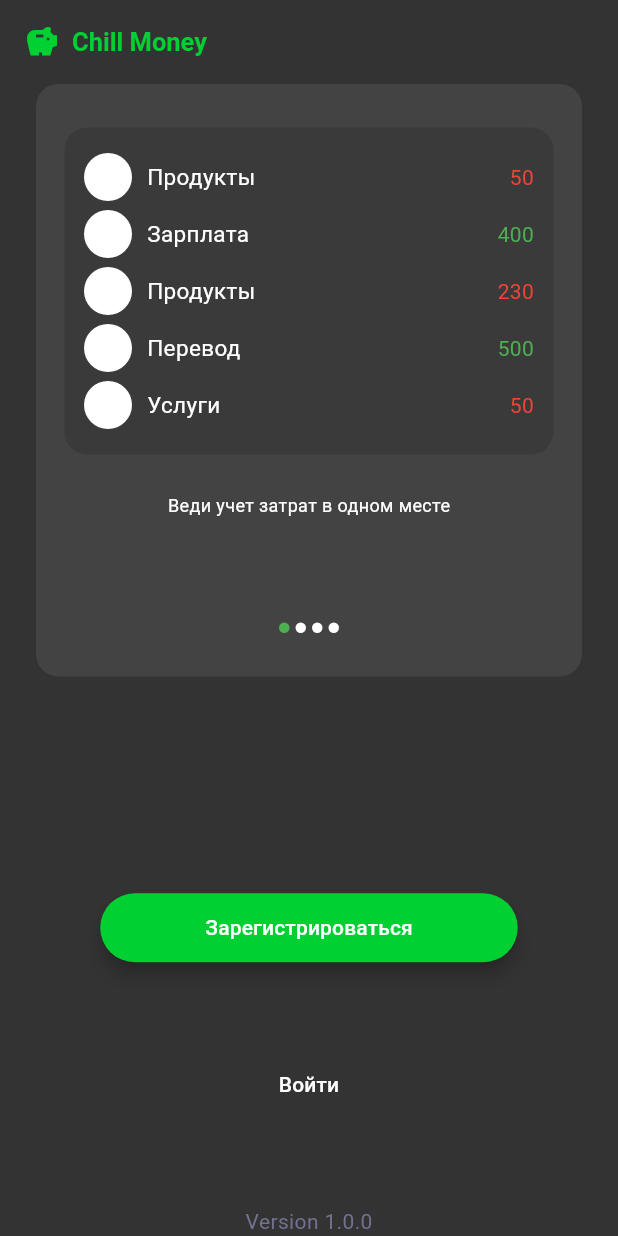
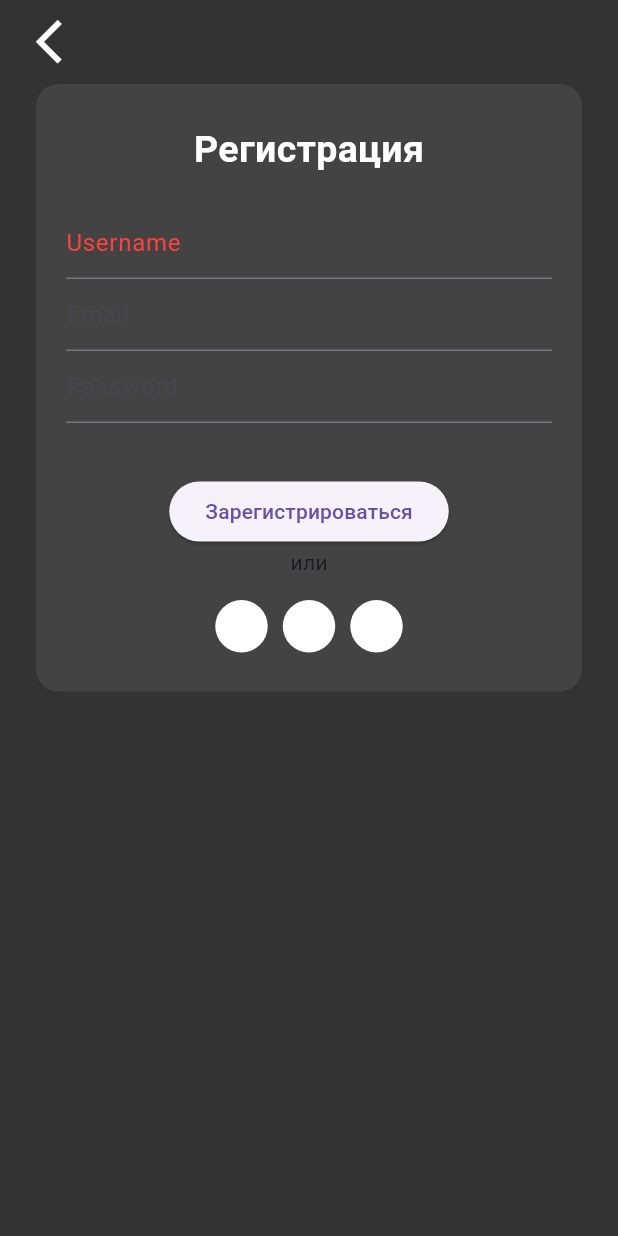
Before and after one commit to Maksim-Vork/chill-money, a Flutter app: the screen it shows after launch, after a tap on "Зарегистрироваться", on a phone screen of 412 x 824 dp. Run offline on Flutter 3.47's test engine with Material 3 defaults, Android fonts, the phone set to English and light mode, and no system bars.

Commit message:
Created screen login and register

```diff
--- /dev/null
+++ b/chillmoney/lib/login/login.dart
@@ -0,0 +1,34 @@
+import 'package:flutter/material.dart';
+
+class LoginScreen extends StatefulWidget {
+  const LoginScreen({super.key});
+
+  @override
+  State<LoginScreen> createState() => _LoginScreenState();
+}
+
+class _LoginScreenState extends State<LoginScreen> {
+  @override
+  Widget build(BuildContext context) {
+    return Scaffold(
+      backgroundColor: Color.fromARGB(255, 51, 51, 51),
+      appBar: AppBar(
+          backgroundColor: Color.fromARGB(255, 51, 51, 51),
+          automaticallyImplyLeading: false,
+          title: Row(
+            children: [
+              IconButton(
+                  onPressed: () {
+                    Navigator.pop(context);
+                  },
+                  icon: Icon(
+                    Icons.arrow_back_ios,
+                    color: Colors.white,
+                    size: 35,
+                  ))
+            ],
+          )),
+      body: Column(),
+    );
+  }
+}
--- a/chillmoney/lib/main.dart
+++ b/chillmoney/lib/main.dart
@@ -1,4 +1,4 @@
-import 'package:chillmoney/welcome_screen.dart';
+import 'package:chillmoney/welcom/welcome_screen.dart';
 import 'package:flutter/material.dart';
 
 void main() {
--- /dev/null
+++ b/chillmoney/lib/register/register.dart
@@ -0,0 +1,142 @@
+import 'package:flutter/material.dart';
+
+class RegisterScreen extends StatefulWidget {
+  const RegisterScreen({super.key});
+
+  @override
+  State<RegisterScreen> createState() => _RegisterScreen();
+}
+
+class _RegisterScreen extends State<RegisterScreen> {
+  @override
+  Widget build(BuildContext context) {
+    return Scaffold(
+      backgroundColor: Color.fromARGB(255, 51, 51, 51),
+      appBar: AppBar(
+          backgroundColor: Color.fromARGB(255, 51, 51, 51),
+          automaticallyImplyLeading: false,
+          title: Row(
+            children: [
+              IconButton(
+                  onPressed: () {
+                    Navigator.pop(context);
+                  },
+                  icon: Icon(
+                    Icons.arrow_back_ios,
+                    color: Colors.white,
+                    size: 35,
+                  ))
+            ],
+          )),
+      body: Column(
+        children: [
+          Center(
+            child: Padding(
+              padding: EdgeInsets.symmetric(horizontal: 24),
+              child: SizedBox(
+                child: Column(
+                  children: [
+                    Container(
+                      width: double.infinity,
+                      decoration: BoxDecoration(
+                        borderRadius: BorderRadius.circular(15),
+                        color: Color.fromARGB(255, 67, 67, 67),
+                      ),
+                      child: Padding(
+                        padding:
+                            EdgeInsets.symmetric(vertical: 26, horizontal: 20),
+                        child: Column(
+                          children: [
+                            Text(
+                              'Регистрация',
+                              style: TextStyle(
+                                  color: Colors.white,
+                                  fontSize: 25,
+                                  fontWeight: FontWeight.w700),
+                            ),
+                            SizedBox(
+                              height: 20,
+                            ),
+                            Form(
+                                child: Column(
+                              children: [
+                                TextFormField(
+                                  decoration: InputDecoration(
+                                      hintText: 'Username',
+                                      hintStyle: TextStyle(
+                                          color:
+                                              Color.fromRGBO(253, 65, 65, 1))),
+                                ),
+                                TextFormField(
+                                  decoration:
+                                      InputDecoration(hintText: 'Email'),
+                                ),
+                                TextFormField(
+                                  decoration: InputDecoration(
+                                      hintText: 'Password',
+                                      hintStyle: TextStyle()),
+                                ),
+                              ],
+                            )),
+                            SizedBox(
+                              height: 35,
+                            ),
+                            ElevatedButton(
+                                onPressed: () {},
+                                child: Text('Зарегистрироваться')),
+                            Text('или'),
+                            SizedBox(
+                              height: 15,
+                            ),
+                            Row(
+                              mainAxisAlignment: MainAxisAlignment.center,
+                              children: [
+                                Padding(
+                                  padding: EdgeInsets.symmetric(horizontal: 5),
+                                  child: Container(
+                                    height: 35,
+                                    width: 35,
+                                    decoration: BoxDecoration(
+                                      color: Colors.white,
+                                      borderRadius: BorderRadius.circular(50),
+                                    ),
+                                  ),
+                                ),
+                                Padding(
+                                  padding: EdgeInsets.symmetric(horizontal: 5),
+                                  child: Container(
+                                    height: 35,
+                                    width: 35,
+                                    decoration: BoxDecoration(
+                                      color: Colors.white,
+                                      borderRadius: BorderRadius.circular(50),
+                                    ),
+                                  ),
+                                ),
+                                Padding(
+                                  padding: EdgeInsets.symmetric(horizontal: 5),
+                                  child: Container(
+                                    height: 35,
+                                    width: 35,
+                                    decoration: BoxDecoration(
+                                      color: Colors.white,
+                                      borderRadius: BorderRadius.circular(50),
+                                    ),
+                                  ),
+                                ),
+                              ],
+                            )
+                          ],
+                        ),
+                      ),
+                    )
+                  ],
+                ),
+              ),
+            ),
+          )
+        ],
+      ),
+    );
+  }
+}
--- /dev/null
+++ b/chillmoney/lib/welcom/advertising_post.dart
@@ -0,0 +1,83 @@
+import 'package:flutter/material.dart';
+
+class Expense {
+  final String name;
+  final String amount;
+  final Color color;
+
+  Expense({required this.name, required this.amount, required this.color});
+
+  Widget buildWidget() {
+    return Padding(
+      padding: EdgeInsets.symmetric(vertical: 5),
+      child: Row(
+        mainAxisAlignment: MainAxisAlignment.spaceBetween,
+        children: [
+          Row(
+            children: [
+              Container(
+                width: 32,
+                height: 32,
+                decoration: BoxDecoration(
+                  color: Colors.white,
+                  borderRadius: BorderRadius.circular(50),
+                ),
+              ),
+              SizedBox(width: 15),
+              Text(
+                name,
+                style: TextStyle(color: Colors.white, fontSize: 15),
+              ),
+            ],
+          ),
+          Text(
+            amount,
+            style: TextStyle(color: color),
+          ),
+        ],
+      ),
+    );
+  }
+}
+
+class AdvertisingPost extends StatelessWidget {
+  const AdvertisingPost({super.key});
+
+  @override
+  Widget build(BuildContext context) {
+    return Column(
+      children: [
+        Container(
+          decoration: BoxDecoration(
+            borderRadius: BorderRadius.circular(15),
+            color: Color.fromARGB(255, 58, 58, 58),
+          ),
+          child: Padding(
+            padding: EdgeInsets.symmetric(vertical: 14, horizontal: 13),
+            child: Column(
+              children: [
+                Expense(name: 'Продукты', amount: '50', color: Colors.red)
+                    .buildWidget(),
+                Expense(name: 'Зарплата', amount: '400', color: Colors.green)
+                    .buildWidget(),
+                Expense(name: 'Продукты', amount: '230', color: Colors.red)
+                    .buildWidget(),
+                Expense(name: 'Перевод', amount: '500', color: Colors.green)
+                    .buildWidget(),
+                Expense(name: 'Услуги', amount: '50', color: Colors.red)
+                    .buildWidget(),
+                Expense(name: 'Зарплата', amount: '400', color: Colors.green)
+                    .buildWidget(),
+              ],
+            ),
+          ),
+        ),
+        SizedBox(height: 25),
+        Text(
+          'Веди учет затрат в одном месте',
+          style: TextStyle(color: Colors.white, fontSize: 15),
+        ),
+      ],
+    );
+  }
+}
--- /dev/null
+++ b/chillmoney/lib/welcom/welcome_screen.dart
@@ -0,0 +1,160 @@
+import 'package:chillmoney/login/login.dart';
+import 'package:chillmoney/register/register.dart';
+import 'package:chillmoney/welcom/advertising_post.dart';
+import 'package:flutter/material.dart';
+
+class CustomAppBar extends StatelessWidget implements PreferredSizeWidget {
+  const CustomAppBar({super.key});
+
+  @override
+  Widget build(BuildContext context) {
+    return AppBar(
+      backgroundColor: Color.fromARGB(255, 51, 51, 51),
+      title: Row(
+        crossAxisAlignment: CrossAxisAlignment.end,
+        children: [
+          Icon(
+            Icons.savings,
+            color: Color.fromARGB(255, 0, 208, 49),
+            size: 35,
+          ),
+          SizedBox(width: 8),
+          Text(
+            'Chill Money',
+            style: TextStyle(
+              color: Color.fromARGB(255, 67, 255, 111),
+              fontSize: 20,
+              fontWeight: FontWeight.bold,
+            ),
+          ),
+        ],
+      ),
+    );
+  }
+
+  @override
+  Size get preferredSize => const Size.fromHeight(kToolbarHeight);
+}
+
+class WelcomeScreen extends StatefulWidget {
+  const WelcomeScreen({super.key});
+
+  @override
+  State<WelcomeScreen> createState() => _WelcomeScreenState();
+}
+
+class _WelcomeScreenState extends State<WelcomeScreen> {
+  final PageController _controller = PageController();
+  int _currentPage = 0;
+
+  void _onPageChanged(int index) {
+    setState(() {
+      _currentPage = index;
+    });
+  }
+
+  @override
+  Widget build(BuildContext context) {
+    return Scaffold(
+      backgroundColor: Color.fromARGB(255, 51, 51, 51),
+      appBar: CustomAppBar(),
+      body: Padding(
+        padding: EdgeInsets.symmetric(horizontal: 24, vertical: 15),
+        child: Column(
+          mainAxisAlignment: MainAxisAlignment.spaceBetween,
+          children: [
+            Container(
+              decoration: BoxDecoration(
+                borderRadius: BorderRadius.circular(15),
+                color: Color.fromARGB(255, 67, 67, 67),
+              ),
+              child: Padding(
+                padding: EdgeInsets.symmetric(vertical: 29, horizontal: 19),
+                child: Column(
+                  mainAxisSize: MainAxisSize.min,
+                  children: [
+                    SizedBox(
+                      height: 420,
+                      child: PageView(
+                        controller: _controller,
+                        onPageChanged: _onPageChanged,
+                        children: [
+                          AdvertisingPost(),
+                          AdvertisingPost(),
+                          AdvertisingPost(),
+                          AdvertisingPost(),
+                        ],
+                      ),
+                    ),
+                    Row(
+                      mainAxisAlignment: MainAxisAlignment.center,
+                      children: List.generate(4, (index) {
+                        return Padding(
+                          padding: EdgeInsets.symmetric(horizontal: 2),
+                          child: Container(
+                            height: 7,
+                            width: 7,
+                            decoration: BoxDecoration(
+                              color: _currentPage == index
+                                  ? Colors.green
+                                  : Colors.white,
+                              borderRadius: BorderRadius.circular(50),
+                            ),
+                          ),
+                        );
+                      }),
+                    ),
+                  ],
+                ),
+              ),
+            ),
+            Column(
+              children: [
+                ElevatedButton(
+                  style: ElevatedButton.styleFrom(
+                    foregroundColor: Colors.white,
+                    backgroundColor: Color.fromARGB(255, 0, 208, 49),
+                    elevation: 5,
+                    shape: RoundedRectangleBorder(
+                      borderRadius: BorderRadius.circular(50),
+                    ),
+                  ),
+                  onPressed: () {
+                    Navigator.push(
+                        context,
+                        MaterialPageRoute(
+                            builder: (context) => RegisterScreen()));
+                  },
+                  child: Padding(
+                    padding: EdgeInsets.symmetric(horizontal: 55, vertical: 17),
+                    child: Text(
+                      'Зарегистрироваться',
+                      style: TextStyle(fontSize: 20),
+                    ),
+                  ),
+                ),
+                SizedBox(
+                  height: 15,
+                ),
+                TextButton(
+                  onPressed: () {
+                    Navigator.push(context,
+                        MaterialPageRoute(builder: (context) => LoginScreen()));
+                  },
+                  child: Text(
+                    'Войти',
+                    style: TextStyle(fontSize: 17, color: Colors.white),
+                  ),
+                ),
+              ],
+            ),
+            Text(
+              'Version 1.0.0',
+              style: TextStyle(color: Color.fromARGB(255, 114, 114, 144)),
+            ),
+          ],
+        ),
+      ),
+    );
+  }
+}
--- a/chillmoney/lib/welcome_screen.dart
+++ /dev/null
@@ -1,180 +0,0 @@
-import 'package:flutter/material.dart';
-
-class Expense {
-  final String name;
-  final String amount;
-  final Color color;
-
-  Expense({required this.name, required this.amount, required this.color});
-
-  Widget buildWidget() {
-    return Padding(
-      padding: EdgeInsets.symmetric(vertical: 3),
-      child: Row(
-        mainAxisAlignment: MainAxisAlignment.spaceBetween,
-        children: [
-          Row(
-            children: [
-              Container(
-                width: 32,
-                height: 32,
-                decoration: BoxDecoration(
-                  color: Colors.white,
-                  borderRadius: BorderRadius.circular(50),
-                ),
-              ),
-              SizedBox(width: 10),
-              Text(
-                name,
-                style: TextStyle(color: Colors.white, fontSize: 15),
-              ),
-            ],
-          ),
-          Text(
-            amount,
-            style: TextStyle(color: color),
-          ),
-        ],
-      ),
-    );
-  }
-}
-
-class WelcomeScreen extends StatefulWidget {
-  const WelcomeScreen({super.key});
-
-  @override
-  State<WelcomeScreen> createState() => _WelcomeScreenState();
-}
-
-class _WelcomeScreenState extends State<WelcomeScreen> {
-  @override
-  Widget build(BuildContext context) {
-    return Scaffold(
-      backgroundColor: Color.fromARGB(255, 51, 51, 51),
-      appBar: AppBar(
-        backgroundColor: Color.fromARGB(255, 51, 51, 51),
-        title: Row(
-          children: [
-            Icon(Icons.savings, color: Color.fromARGB(255, 0, 208, 49)),
-            SizedBox(width: 8),
-            Text(
-              'Chill Money',
-              style: TextStyle(
-                color: Color.fromARGB(255, 0, 208, 49),
-                fontSize: 17,
-                fontWeight: FontWeight.bold,
-              ),
-            ),
-          ],
-        ),
-      ),
-      body: Padding(
-        padding: EdgeInsets.symmetric(horizontal: 24),
-        child: Column(
-          mainAxisAlignment: MainAxisAlignment.spaceBetween,
-          children: [
-            Container(
-              decoration: BoxDecoration(
-                borderRadius: BorderRadius.circular(15),
-                color: Color.fromARGB(255, 67, 67, 67),
-              ),
-              child: Padding(
-                padding: EdgeInsets.symmetric(vertical: 29, horizontal: 19),
-                child: Column(
-                  children: [
-                    Container(
-                      decoration: BoxDecoration(
-                        borderRadius: BorderRadius.circular(15),
-                        color: Color.fromARGB(255, 58, 58, 58),
-                      ),
-                      child: Padding(
-                        padding:
-                            EdgeInsets.symmetric(vertical: 14, horizontal: 13),
-                        child: Column(
-                          children: [
-                            Expense(
-                                    name: 'Продукты',
-                                    amount: '50',
-                                    color: Colors.red)
-                                .buildWidget(),
-                            Expense(
-                                    name: 'Зарплата',
-                                    amount: '400',
-                                    color: Colors.green)
-                                .buildWidget(),
-                            Expense(
-                                    name: 'Продукты',
-                                    amount: '230',
-                                    color: Colors.red)
-                                .buildWidget(),
-                            Expense(
-                                    name: 'Перевод',
-                                    amount: '500',
-                                    color: Colors.green)
-                                .buildWidget(),
-                            Expense(
-                                    name: 'Услуги',
-                                    amount: '50',
-                                    color: Colors.red)
-                                .buildWidget(),
-                          ],
-                        ),
-                      ),
-                    ),
-                    SizedBox(height: 25),
-                    Text(
-                      'Веди учет затрат в одном месте',
-                      style: TextStyle(color: Colors.white, fontSize: 12),
-                    ),
-                    SizedBox(height: 70),
-                    Row(
-                      mainAxisAlignment: MainAxisAlignment.center,
-                      children: List.generate(4, (index) {
-                        return Padding(
-                          padding: EdgeInsets.symmetric(horizontal: 2),
-                          child: Container(
-                            height: 7,
-                            width: 7,
-                            decoration: BoxDecoration(
-                              color: index == 0 ? Colors.green : Colors.white,
-                              borderRadius: BorderRadius.circular(50),
-                            ),
-                          ),
-                        );
-                      }),
-                    ),
-                  ],
-                ),
-              ),
-            ),
-            SizedBox(height: 30),
-            ElevatedButton(
-              style: ElevatedButton.styleFrom(
-                foregroundColor: Colors.white,
-                backgroundColor: Color.fromARGB(255, 0, 208, 49),
-                elevation: 5,
-                shape: RoundedRectangleBorder(
-                  borderRadius: BorderRadius.circular(50),
-                ),
-              ),
-              onPressed: () {},
-              child: Padding(
-                padding: EdgeInsets.symmetric(horizontal: 46, vertical: 13),
-                child: Text('Зарегистрироваться'),
-              ),
-            ),
-            TextButton(
-              onPressed: () {},
-              child: Text('Войти', style: TextStyle(color: Colors.white)),
-            ),
-            Text(
-              'Version 1.0.0',
-              style: TextStyle(color: Color.fromARGB(255, 114, 114, 144)),
-            ),
-          ],
-        ),
-      ),
-    );
-  }
-}
--- a/chillmoney/pubspec.yaml
+++ b/chillmoney/pubspec.yaml
@@ -30,6 +30,8 @@ environment:
 dependencies:
   flutter:
     sdk: flutter
+  flutter_screenutil: ^5.9.3
+  device_preview_plus: ^2.2.7
 
   # The following adds the Cupertino Icons font to your application.
   # Use with the CupertinoIcons class for iOS style icons.
```
Also changed, not shown: chillmoney/pubspec.lock.
